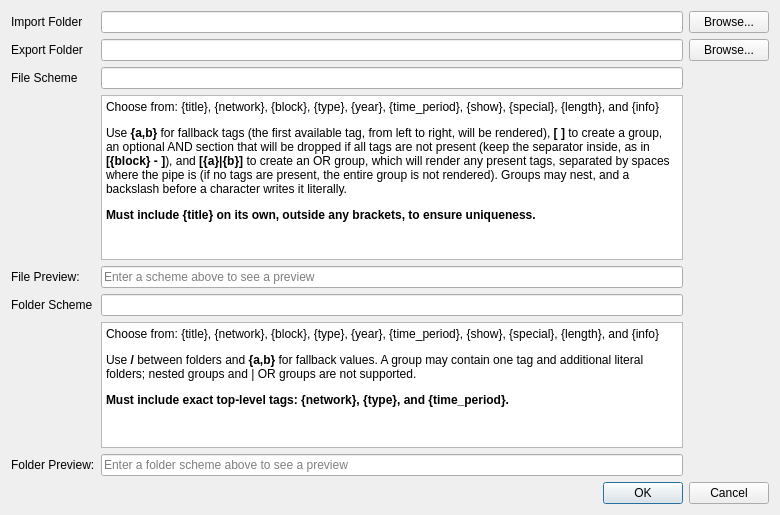
Before: the Qt Designer form settings/settingswindow.ui in trafficman/commcut, drawn with Qt 5.
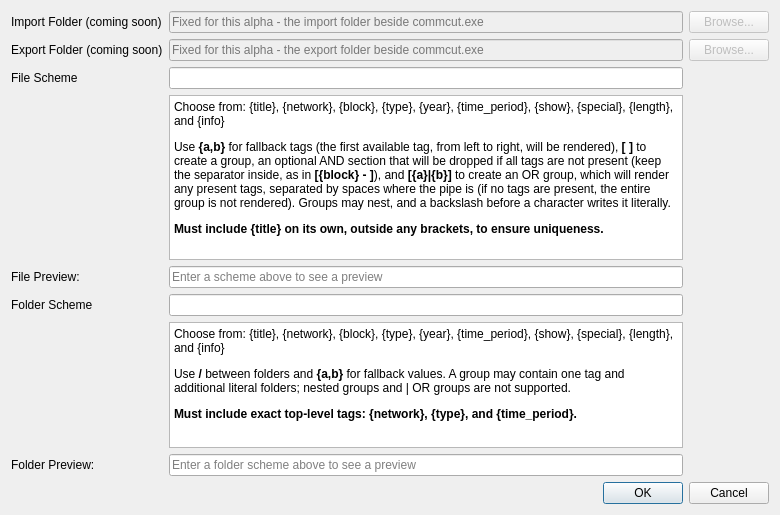
After: the same form once the commit is applied.

Commit message: #15, basic video picker for initial alpha

Diff of the .ui file:
```diff
--- a/settings/settingswindow.ui
+++ b/settings/settingswindow.ui
@@ -24,6 +24,12 @@
     <layout class="QGridLayout" name="gridLayout">
      <item row="0" column="2">
       <widget class="QPushButton" name="fileBrowseImport">
+       <property name="enabled">
+        <bool>false</bool>
+       </property>
+       <property name="toolTip">
+        <string>Coming soon: for this alpha the import folder is fixed next to commcut.exe</string>
+       </property>
        <property name="text">
         <string>Browse...</string>
        </property>
@@ -32,19 +38,28 @@
      <item row="1" column="0">
       <widget class="QLabel" name="labelExport">
        <property name="text">
-        <string>Export Folder</string>
+        <string>Export Folder (coming soon)</string>
        </property>
       </widget>
      </item>
      <item row="0" column="0">
       <widget class="QLabel" name="labelImport">
        <property name="text">
-        <string>Import Folder</string>
+        <string>Import Folder (coming soon)</string>
        </property>
       </widget>
      </item>
      <item row="0" column="1">
       <widget class="QLineEdit" name="lineEditImport">
+       <property name="enabled">
+        <bool>false</bool>
+       </property>
+       <property name="toolTip">
+        <string>Coming soon: for this alpha the import folder is fixed next to commcut.exe</string>
+       </property>
+       <property name="placeholderText">
+        <string>Fixed for this alpha - the import folder beside commcut.exe</string>
+       </property>
        <property name="readOnly">
         <bool>true</bool>
        </property>
@@ -111,6 +126,12 @@
      </item>
      <item row="1" column="2">
       <widget class="QPushButton" name="fileBrowseExport">
+       <property name="enabled">
+        <bool>false</bool>
+       </property>
+       <property name="toolTip">
+        <string>Coming soon: for this alpha the export folder is fixed next to commcut.exe</string>
+       </property>
        <property name="text">
         <string>Browse...</string>
        </property>
@@ -118,6 +139,15 @@
      </item>
      <item row="1" column="1">
       <widget class="QLineEdit" name="lineEditExport">
+       <property name="enabled">
+        <bool>false</bool>
+       </property>
+       <property name="toolTip">
+        <string>Coming soon: for this alpha the export folder is fixed next to commcut.exe</string>
+       </property>
+       <property name="placeholderText">
+        <string>Fixed for this alpha - the export folder beside commcut.exe</string>
+       </property>
        <property name="readOnly">
         <bool>true</bool>
        </property>
```
The commit also changes 13 other files.
